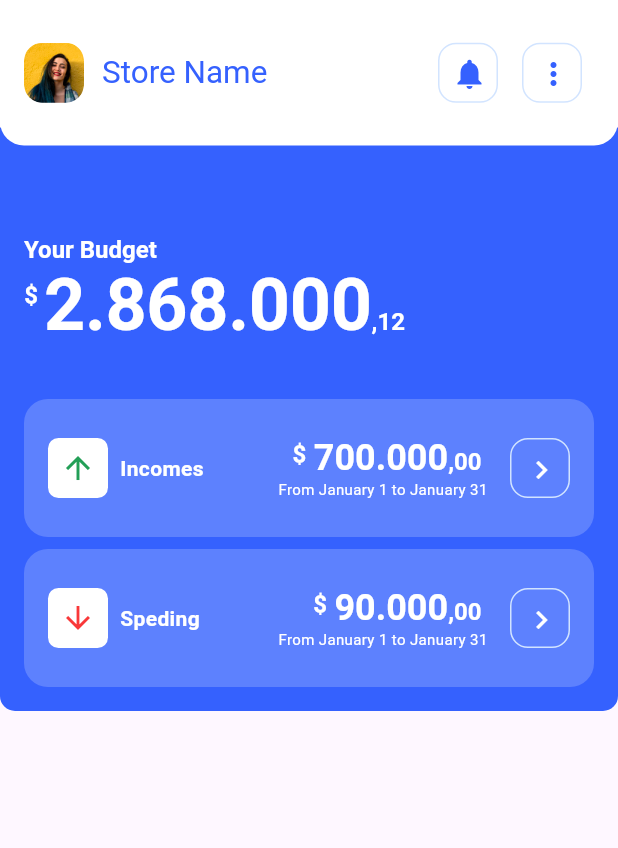
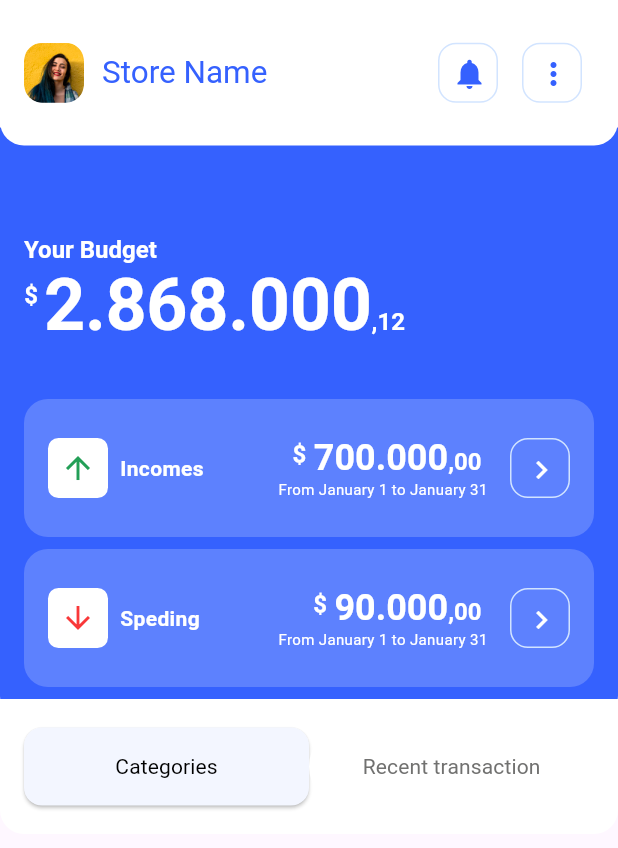
Before and after one commit to DelaRosaJose/wein_flu_FlutterApp, a Flutter app: the screen it shows after launch, on a phone screen of 412 x 824 dp. Shown: the top 848 px of the screen. Run offline on Flutter 3.47's test engine with Material 3 defaults, Android fonts, the phone set to English and light mode, and no system bars.

Commit message:
We made the MidHomePageBody

```diff
--- a/lib/pages/home_page.dart
+++ b/lib/pages/home_page.dart
@@ -5,12 +5,37 @@ import 'package:wein_flu/pages/home_app_bar_title.dart';
 import 'package:wein_flu/widgets/custom_money_display.dart';
 import 'package:wein_flu/widgets/summary_card.dart';
 
-class HomePage extends StatelessWidget {
+class HomePage extends StatefulWidget {
   const HomePage({
     super.key,
   });
 
+  @override
+  State<HomePage> createState() => _HomePageState();
+}
+
+class _HomePageState extends State<HomePage> {
   final String userName = 'Store Name';
+  var buttonStyleInactive = ElevatedButton.styleFrom(
+      elevation: 0,
+      backgroundColor: WeinFluColors.brandLightColor,
+      shadowColor: WeinFluColors.brandLightColor);
+  var buttonStyleActive = ElevatedButton.styleFrom(
+      backgroundColor: WeinFluColors.brandSecondaryColor,
+      shape: RoundedRectangleBorder(
+        borderRadius: BorderRadius.circular(12), // <-- Radius
+      ));
+
+  late ButtonStyle categorieBtnStyle;
+  late ButtonStyle recentTransactionsBtnStyle;
+
+  @override
+  void initState() {
+    super.initState();
+
+    categorieBtnStyle = buttonStyleActive;
+    recentTransactionsBtnStyle = buttonStyleInactive;
+  }
 
   @override
   Widget build(BuildContext context) {
@@ -26,8 +51,92 @@ class HomePage extends StatelessWidget {
         backgroundColor: WeinFluColors.brandLightColor,
         title: HomeAppBarTitle(userName: userName),
       ),
-      body: const TopHomePageBody(),
+      body: Column(
+        children: [
+          const TopHomePageBody(),
+          MidHomePageBody(
+            categorieBtnStyle: categorieBtnStyle,
+            recentTransactionsBtnStyle: recentTransactionsBtnStyle,
+            categoriesBtnAction: () {
+              setState(() {
+                // currentDetailWidget = const CategoriesWidget();
+                categorieBtnStyle = buttonStyleActive;
+                recentTransactionsBtnStyle = buttonStyleInactive;
+              });
+            },
+            recentBtnAction: () {
+              setState(() {
+                categorieBtnStyle = buttonStyleInactive;
+                recentTransactionsBtnStyle = buttonStyleActive;
+                // currentDetailWidget = const RecentTransactions();
+              });
+            },
+          ),
+        ],
+      ),
     );
+  }
+}
+
+class MidHomePageBody extends StatelessWidget {
+  final ButtonStyle categorieBtnStyle;
+  final ButtonStyle recentTransactionsBtnStyle;
+  final void Function()? categoriesBtnAction;
+  final void Function()? recentBtnAction;
+
+  const MidHomePageBody(
+      {super.key,
+      required this.categorieBtnStyle,
+      required this.recentTransactionsBtnStyle,
+      required this.categoriesBtnAction,
+      required this.recentBtnAction});
+
+  @override
+  Widget build(BuildContext context) {
+    return Container(
+        padding: const EdgeInsets.only(left: 16, right: 16),
+        height: 90,
+        transform: Matrix4.translationValues(0, -20, 0),
+        width: MediaQuery.of(context).size.width,
+        decoration: const BoxDecoration(
+            shape: BoxShape.rectangle,
+            color: WeinFluColors.brandLightColor,
+            borderRadius: BorderRadius.only(
+                bottomLeft: Radius.circular(16),
+                bottomRight: Radius.circular(16))),
+        child: Row(
+          // mainAxisAlignment: MainAxisAlignment.spaceBetween,
+          children: [
+            Expanded(
+              child: ElevatedButton(
+                style: categorieBtnStyle,
+                onPressed: categoriesBtnAction,
+                child: const Padding(
+                  padding: EdgeInsets.symmetric(vertical: 16),
+                  child: Text(
+                    'Categories',
+                    style: TextStyle(
+                        color: WeinFluColors.brandDarkColor, fontSize: 14),
+                  ),
+                ),
+              ),
+            ),
+            Expanded(
+              child: ElevatedButton(
+                style: recentTransactionsBtnStyle,
+                onPressed: recentBtnAction,
+                child: const Padding(
+                  padding: EdgeInsets.symmetric(vertical: 16),
+                  child: Text(
+                    'Recent transaction',
+                    style: TextStyle(
+                        color: WeinFluColors.brandLigthDarkColor, fontSize: 14),
+                  ),
+                ),
+              ),
+            ),
+          ],
+        ));
   }
 }
 
```
